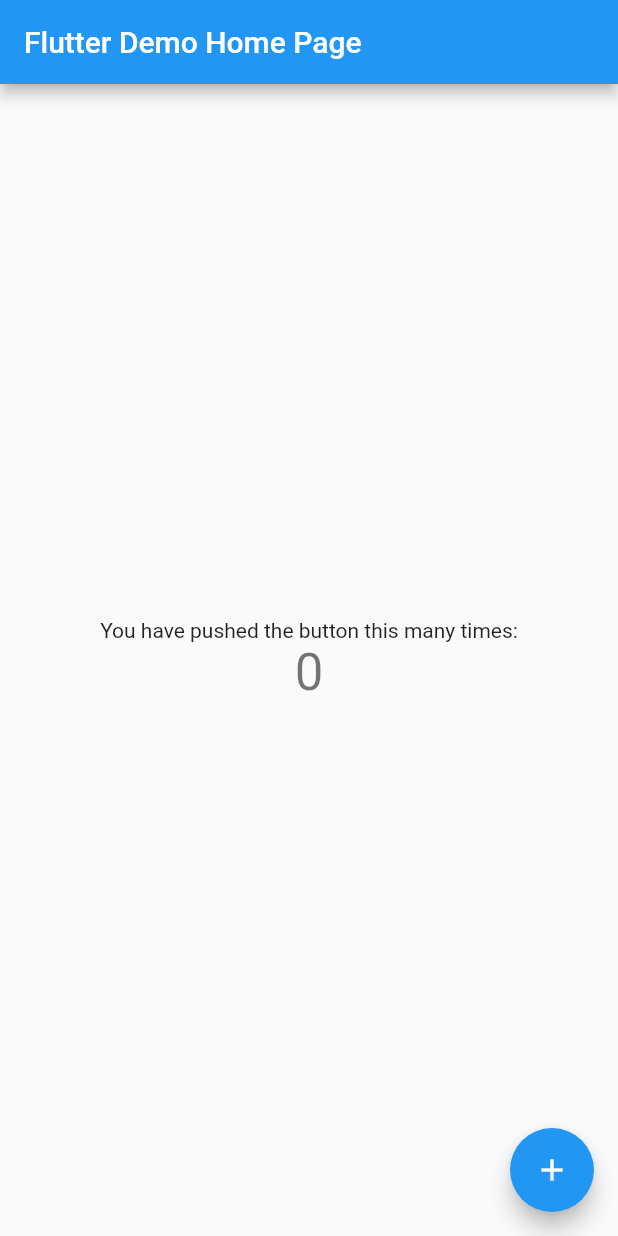
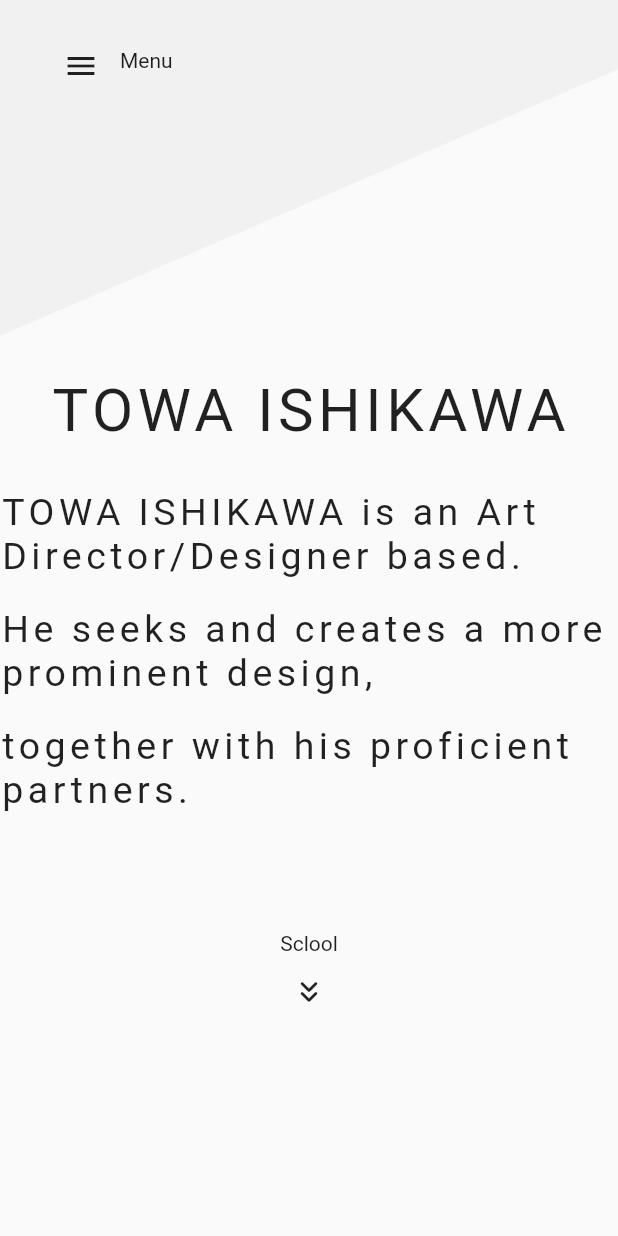
Before and after one commit to Tw2700/towa_works, a Flutter app: the screen it shows after launch, on a phone screen of 412 x 824 dp. Run offline on Flutter 3.47's test engine with Material 2 defaults, Android fonts, the phone set to English and light mode, and no system bars.

Commit message:
コミット

```diff
--- a/lib/main.dart
+++ b/lib/main.dart
@@ -1,3 +1,5 @@
+import 'dart:math';
+
 import 'package:flutter/material.dart';
 
 void main() {
@@ -11,105 +13,112 @@
   @override
   Widget build(BuildContext context) {
     return MaterialApp(
+      debugShowCheckedModeBanner: false,
       title: 'ポートフォリオ',
       theme: ThemeData(
-        // This is the theme of your application.
-        //
-        // Try running your application with "flutter run". You'll see the
-        // application has a blue toolbar. Then, without quitting the app, try
-        // changing the primarySwatch below to Colors.green and then invoke
-        // "hot reload" (press "r" in the console where you ran "flutter run",
-        // or simply save your changes to "hot reload" in a Flutter IDE).
-        // Notice that the counter didn't reset back to zero; the application
-        // is not restarted.
         primarySwatch: Colors.blue,
       ),
-      home: const MyHomePage(title: 'Flutter Demo Home Page'),
+      home: const portfolio(),
     );
   }
 }
 
-class MyHomePage extends StatefulWidget {
-  const MyHomePage({super.key, required this.title});
-
-  // This widget is the home page of your application. It is stateful, meaning
-  // that it has a State object (defined below) that contains fields that affect
-  // how it looks.
-
-  // This class is the configuration for the state. It holds the values (in this
-  // case the title) provided by the parent (in this case the App widget) and
-  // used by the build method of the State. Fields in a Widget subclass are
-  // always marked "final".
-
-  final String title;
+class portfolio extends StatefulWidget {
+  const portfolio({super.key});
 
   @override
-  State<MyHomePage> createState() => _MyHomePageState();
+  State<portfolio> createState() => _portfolioState();
 }
 
-class _MyHomePageState extends State<MyHomePage> {
-  int _counter = 0;
-
-  void _incrementCounter() {
-    setState(() {
-      // This call to setState tells the Flutter framework that something has
-      // changed in this State, which causes it to rerun the build method below
-      // so that the display can reflect the updated values. If we changed
-      // _counter without calling setState(), then the build method would not be
-      // called again, and so nothing would appear to happen.
-      _counter++;
-    });
-  }
-
+class _portfolioState extends State<portfolio> {
   @override
   Widget build(BuildContext context) {
-    // This method is rerun every time setState is called, for instance as done
-    // by the _incrementCounter method above.
-    //
-    // The Flutter framework has been optimized to make rerunning build methods
-    // fast, so that you can just rebuild anything that needs updating rather
-    // than having to individually change instances of widgets.
     return Scaffold(
-      appBar: AppBar(
-        // Here we take the value from the MyHomePage object that was created by
-        // the App.build method, and use it to set our appbar title.
-        title: Text(widget.title),
+      drawer: const Drawer(),
+      body: Stack(
+        children: [
+          Positioned(
+            top: -500,
+            left: -70,
+            child: Transform.rotate(
+              angle: pi / 2.7,
+              child: Material(
+                color: const Color.fromARGB(255, 241, 241, 241),
+                child: Container(
+                  color: const Color.fromARGB(255, 241, 241, 241),
+                  width: 400,
+                  height: 900,
                 ),
-      body: Center(
-        // Center is a layout widget. It takes a single child and positions it
-        // in the middle of the parent.
+              ),
+            ),
+          ),
+          Padding(
+            padding: const EdgeInsets.only(top: 20, left: 30),
+            child: Material(
+              clipBehavior: Clip.antiAlias,
+              borderRadius: BorderRadius.circular(32),
+              color: const Color.fromARGB(255, 241, 241, 241),
+              child: IconButton(
+                onPressed: () {
+                  print('tap');
+                },
+                icon: const Icon(Icons.menu_sharp),
+              ),
+            ),
+          ),
+          Container(
+            margin: const EdgeInsets.only(top: 32, left: 80),
+            child: const Text('Menu'),
+          ),
+          Center(
             child: Column(
-          // Column is also a layout widget. It takes a list of children and
-          // arranges them vertically. By default, it sizes itself to fit its
-          // children horizontally, and tries to be as tall as its parent.
-          //
-          // Invoke "debug painting" (press "p" in the console, choose the
-          // "Toggle Debug Paint" action from the Flutter Inspector in Android
-          // Studio, or the "Toggle Debug Paint" command in Visual Studio Code)
-          // to see the wireframe for each widget.
-          //
-          // Column has various properties to control how it sizes itself and
-          // how it positions its children. Here we use mainAxisAlignment to
-          // center the children vertically; the main axis here is the vertical
-          // axis because Columns are vertical (the cross axis would be
-          // horizontal).
-          mainAxisAlignment: MainAxisAlignment.center,
-          children: <Widget>[
+              children: [
+                const SizedBox(height: 250),
+                Container(),
                 const Text(
-              'You have pushed the button this many times:',
+                  'TOWA ISHIKAWA',
+                  style: TextStyle(
+                    fontSize: 40,
+                    letterSpacing: 3.0,
                   ),
-            Text(
-              '$_counter',
-              style: Theme.of(context).textTheme.headline4,
+                ),
+                const SizedBox(height: 30),
+                const Text(
+                  'TOWA ISHIKAWA is an Art Director/Designer based.',
+                  style: TextStyle(
+                    fontSize: 25,
+                    letterSpacing: 3.0,
+                  ),
+                ),
+                const SizedBox(height: 20),
+                const Text(
+                  'He seeks and creates a more prominent design,',
+                  style: TextStyle(
+                    fontSize: 25,
+                    letterSpacing: 3.0,
+                  ),
+                ),
+                const SizedBox(height: 20),
+                const Text(
+                  'together with his proficient partners.',
+                  style: TextStyle(
+                    fontSize: 25,
+                    letterSpacing: 3.0,
+                  ),
+                ),
+                const SizedBox(
+                  height: 80,
+                ),
+                const Text('Sclool'),
+                IconButton(
+                  onPressed: () {},
+                  icon: const Icon(Icons.keyboard_double_arrow_down_rounded),
                 ),
               ],
             ),
           ),
-      floatingActionButton: FloatingActionButton(
-        onPressed: _incrementCounter,
-        tooltip: 'Increment',
-        child: const Icon(Icons.add),
-      ), // This trailing comma makes auto-formatting nicer for build methods.
+        ],
+      ),
     );
   }
 }
```
Lines whose indentation alone changed are shown as unchanged.
